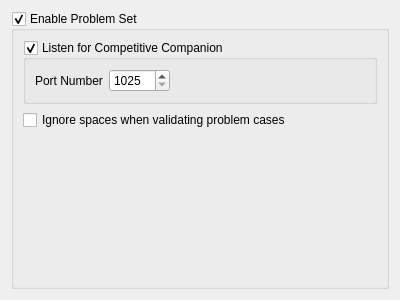
Qt form RedPandaIDE/settingsdialog/executorproblemsetwidget.ui (royqh1979/RedPanda-CPP) before a commit.
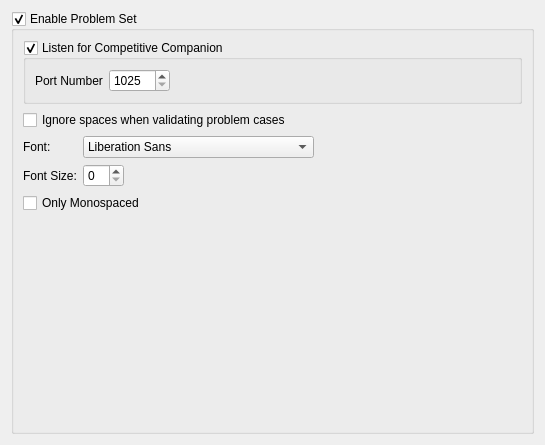
The same form after that commit.

Commit message: - enhancement: set font for problem case input/output textedits  - enhancement: when run problem cases, updates output immediately

What changed in the file:
```diff
--- a/RedPandaIDE/settingsdialog/executorproblemsetwidget.ui
+++ b/RedPandaIDE/settingsdialog/executorproblemsetwidget.ui
@@ -6,8 +6,8 @@
    <rect>
     <x>0</x>
     <y>0</y>
-    <width>400</width>
-    <height>300</height>
+    <width>545</width>
+    <height>445</height>
    </rect>
   </property>
   <property name="windowTitle">
@@ -72,6 +72,117 @@
         </property>
        </widget>
       </item>
+      <item>
+       <widget class="QWidget" name="widget" native="true">
+        <layout class="QGridLayout" name="gridLayout_2">
+         <property name="leftMargin">
+          <number>0</number>
+         </property>
+         <property name="topMargin">
+          <number>0</number>
+         </property>
+         <property name="rightMargin">
+          <number>0</number>
+         </property>
+         <property name="bottomMargin">
+          <number>0</number>
+         </property>
+         <item row="3" column="0">
+          <widget class="QLabel" name="label_3">
+           <property name="text">
+            <string>Font Size:</string>
+           </property>
+          </widget>
+         </item>
+         <item row="0" column="0">
+          <widget class="QLabel" name="label_2">
+           <property name="text">
+            <string>Font:</string>
+           </property>
+          </widget>
+         </item>
+         <item row="3" column="1">
+          <widget class="QWidget" name="widget_3" native="true">
+           <layout class="QHBoxLayout" name="horizontalLayout_2">
+            <property name="leftMargin">
+             <number>0</number>
+            </property>
+            <property name="topMargin">
+             <number>0</number>
+            </property>
+            <property name="rightMargin">
+             <number>0</number>
+            </property>
+            <property name="bottomMargin">
+             <number>0</number>
+            </property>
+            <item>
+             <widget class="QSpinBox" name="spinFontSize"/>
+            </item>
+            <item>
+             <spacer name="horizontalSpacer_3">
+              <property name="orientation">
+               <enum>Qt::Horizontal</enum>
+              </property>
+              <property name="sizeHint" stdset="0">
+               <size>
+                <width>40</width>
+                <height>20</height>
+               </size>
+              </property>
+             </spacer>
+            </item>
+           </layout>
+          </widget>
+         </item>
+         <item row="0" column="1">
+          <widget class="QWidget" name="widget_2" native="true">
+           <layout class="QHBoxLayout" name="horizontalLayout">
+            <property name="leftMargin">
+             <number>0</number>
+            </property>
+            <property name="topMargin">
+             <number>0</number>
+            </property>
+            <property name="rightMargin">
+             <number>0</number>
+            </property>
+            <property name="bottomMargin">
+             <number>0</number>
+            </property>
+            <item>
+             <widget class="QFontComboBox" name="cbFont">
+              <property name="editable">
+               <bool>false</bool>
+              </property>
+             </widget>
+            </item>
+            <item>
+             <spacer name="horizontalSpacer_2">
+              <property name="orientation">
+               <enum>Qt::Horizontal</enum>
+              </property>
+              <property name="sizeHint" stdset="0">
+               <size>
+                <width>40</width>
+                <height>20</height>
+               </size>
+              </property>
+             </spacer>
+            </item>
+           </layout>
+          </widget>
+         </item>
+        </layout>
+       </widget>
+      </item>
+      <item>
+       <widget class="QCheckBox" name="chkOnlyMonospaced">
+        <property name="text">
+         <string>Only Monospaced</string>
+        </property>
+       </widget>
+      </item>
       <item>
        <spacer name="verticalSpacer">
         <property name="orientation">
```
The commit also changes 11 other files.
